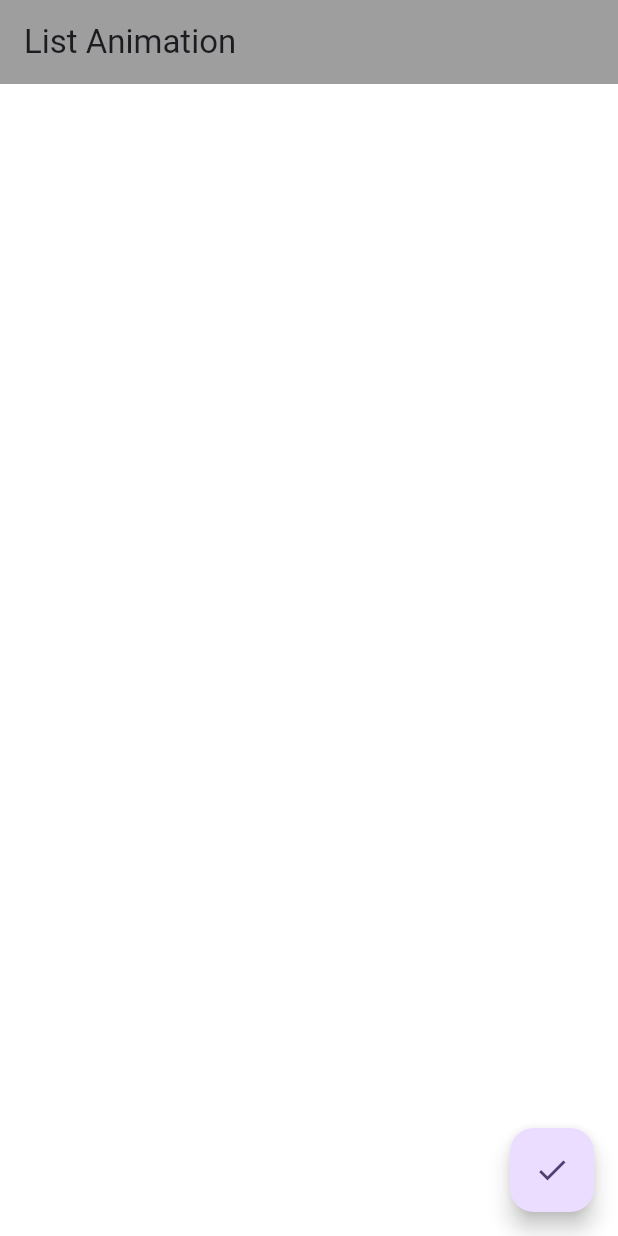
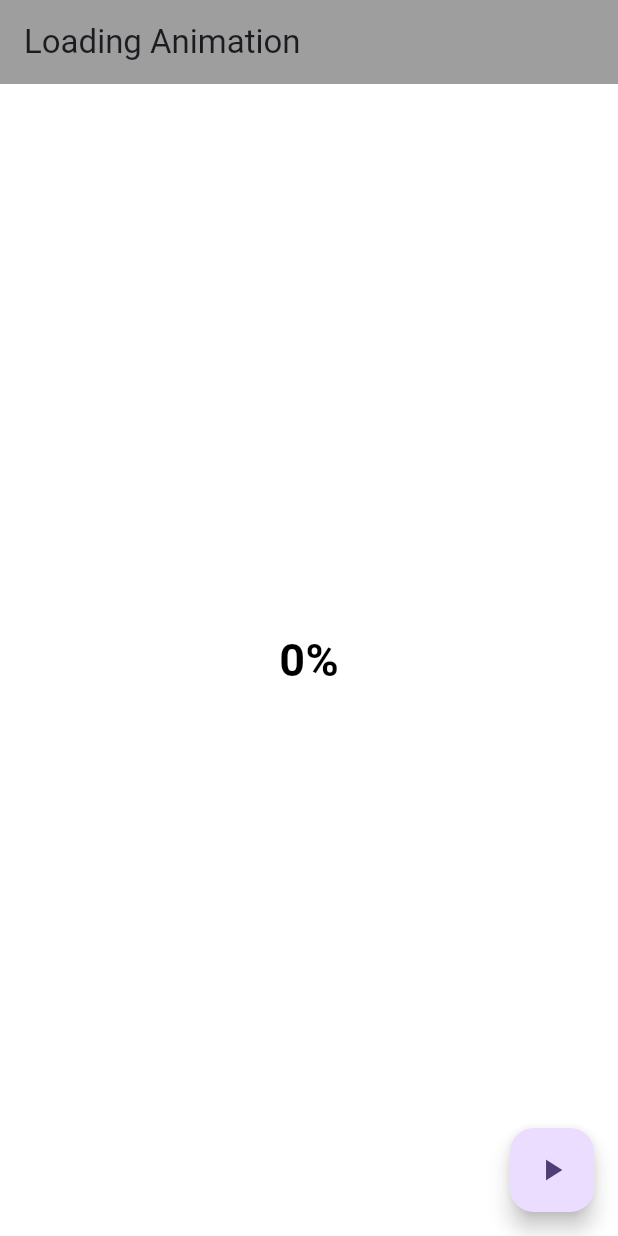
Before and after one commit to AbdullahProjects/Flutter_Animations, a Flutter app: the screen it shows after launch, on a phone screen of 412 x 824 dp. Run offline on Flutter 3.47's test engine with Material 3 defaults, Android fonts, the phone set to English and light mode, and no system bars; missing offline and left inert: dart:ffi.

Commit message:
loading_animation

```diff
--- /dev/null
+++ b/lib/explicit_animations/loading_animation.dart
@@ -0,0 +1,77 @@
+import 'package:flutter/material.dart';
+
+class LoadingAnimation extends StatefulWidget {
+  final double progress;
+  final Color color;
+  const LoadingAnimation(
+      {super.key, required this.progress, required this.color});
+
+  @override
+  State<LoadingAnimation> createState() => _LoadingAnimationState();
+}
+
+class _LoadingAnimationState extends State<LoadingAnimation>
+    with SingleTickerProviderStateMixin {
+  late AnimationController _controller;
+  late Animation<double> animation;
+
+  @override
+  void initState() {
+    super.initState();
+    _controller =
+        AnimationController(vsync: this, duration: const Duration(seconds: 1));
+    animation = Tween(begin: 0.0, end: widget.progress).animate(_controller);
+  }
+
+  @override
+  Widget build(BuildContext context) {
+    return Scaffold(
+      backgroundColor: Colors.white,
+      appBar: AppBar(
+        title: Text("Loading Animation"),
+        backgroundColor: Colors.grey,
+      ),
+      floatingActionButton: FloatingActionButton(
+        onPressed: () {
+          if (_controller.isCompleted) {
+            _controller.reverse();
+          } else {
+            _controller.forward();
+          }
+        },
+        child: Icon(Icons.play_arrow),
+      ),
+      body: Padding(
+        padding: const EdgeInsets.symmetric(horizontal: 20),
+        child: Center(
+          child: AnimatedBuilder(
+              animation: animation,
+              builder: (context, child) {
+                return Stack(
+                  alignment: Alignment.center,
+                  children: [
+                    SizedBox(
+                      width: 200,
+                      height: 200,
+                      child: CircularProgressIndicator(
+                        value: animation.value,
+                        strokeWidth: 15,
+                        color: widget.color,
+                      ),
+                    ),
+                    Text(
+                      "${(animation.value * 100).toInt()}%",
+                      style: TextStyle(
+                        color: Colors.black,
+                        fontSize: 30,
+                        fontWeight: FontWeight.bold,
+                      ),
+                    ),
+                  ],
+                );
+              }),
+        ),
+      ),
+    );
+  }
+}
--- a/lib/main.dart
+++ b/lib/main.dart
@@ -1,4 +1,5 @@
 import 'package:animations_rivan_sir/explicit_animations/list_animation.dart';
+import 'package:animations_rivan_sir/explicit_animations/loading_animation.dart';
 import 'package:animations_rivan_sir/explicit_animations/login_page_animation.dart';
 import 'package:animations_rivan_sir/implicit_animations/animated_shopping_cart_button.dart';
 import 'package:animations_rivan_sir/implicit_animations/implicit_animations_all.dart';
@@ -26,7 +27,11 @@ class MyApp extends StatelessWidget {
       // home: TweenAnimationBuilderWidget(),
       // home: ImplicitAnimationsAll(),
       // home: LoginPageAnimations(),
-      home: ListAnimation(),
+      // home: ListAnimation(),
+      home: LoadingAnimation(
+        color: Colors.blue,
+        progress: 0.65,
+      ),
     );
   }
 }
```
